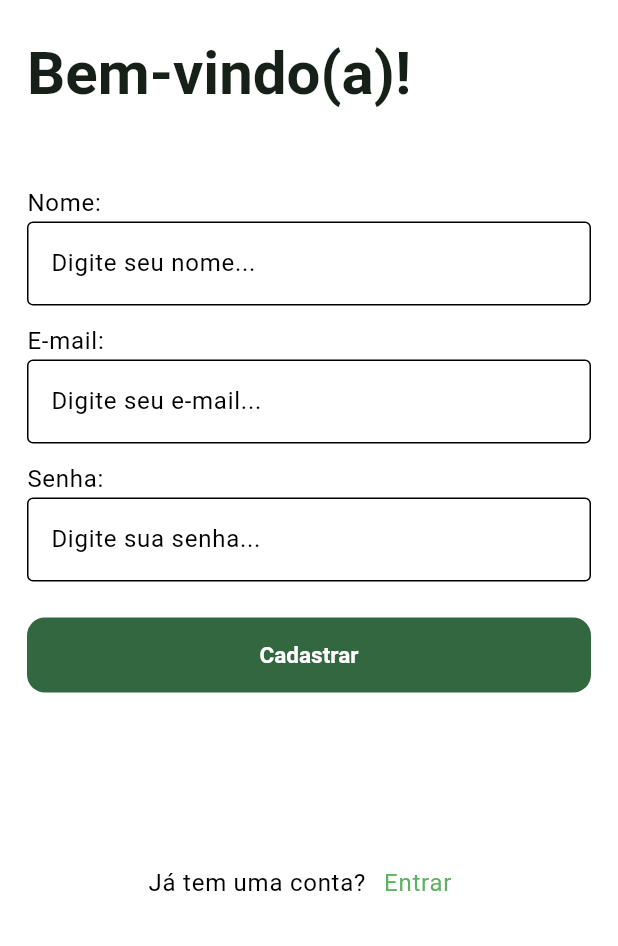
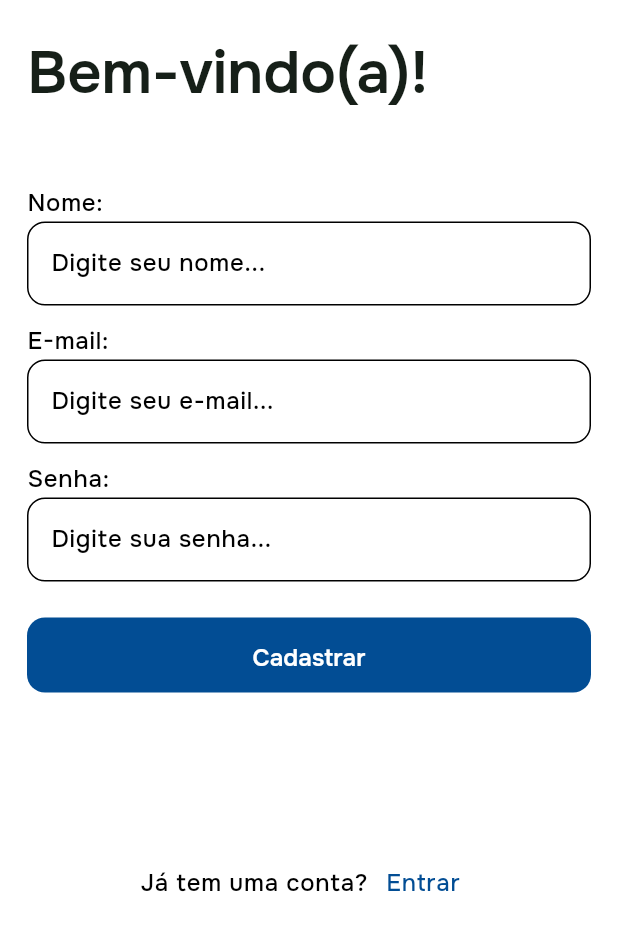
Before and after one commit to BenTech-CE/classhub-app, a Flutter app: the RegisterView screen opened directly, after a tap on "Entrar", after a tap on "Registre-se", on a phone screen of 412 x 824 dp, the part 290-1236 px from its top. Run offline on Flutter 3.47's test engine with Material 3 defaults, Android fonts, the phone set to English and light mode, and no system bars; our stand-ins replace email_validator; missing offline and left inert: mmkv; accounts and stored records are empty; Roboto replaces fonts that are missing (Poppins).

Commit message:
Validações e Design

```diff
--- a/lib/core/theme/colors.dart
+++ b/lib/core/theme/colors.dart
@@ -1,9 +1,12 @@
 import 'package:flutter/material.dart';
 
 // const cColorPrimary = Color(0xFF000000);
-const cColorPrimary = Color(0xFF336740);
-const cColorSecond = Color(0xFF5DB261);
-const cColorThird = Color(0xFF53B8B9);
+const cColorPrimary = Color(0xFF024D94);
+const cColorSecond = Color.fromARGB(255, 42, 122, 196);
+const cColorThird = Color(0xFFA3E2FF);
+
+const cColorSuccess = Colors.green;
+const cColorError = Colors.redAccent;
 
 const cColorPrimary1 = Color.fromARGB(255, 217, 241, 222);
 const cColorPrimary2 = Color.fromARGB(51, 51, 103, 64);
--- /dev/null
+++ b/lib/core/theme/textfields.dart
@@ -0,0 +1,7 @@
+import 'package:flutter/material.dart';
+
+class RoundedInputBorder extends OutlineInputBorder {
+  const RoundedInputBorder({
+    super.borderRadius = const BorderRadius.all(Radius.circular(12.0)),
+  });
+}
--- a/lib/core/theme/texts.dart
+++ b/lib/core/theme/texts.dart
@@ -38,17 +38,17 @@ class AppTextTheme {
     bodyMedium: TextStyle(
       fontSize: 14,
       color: cColorGray2,
-      fontWeight: FontWeight.w400,
+      fontWeight: FontWeight.w500,
     ),
     bodySmall: TextStyle(
       fontSize: 12,
       color: cColorGray1,
-      fontWeight: FontWeight.w400,
+      fontWeight: FontWeight.w500,
     ),
     bodyLarge: TextStyle(
       fontSize: 16,
       color: cColorTextBlack,
-      fontWeight: FontWeight.w400,
+      fontWeight: FontWeight.w500,
     ),
     labelMedium: TextStyle(
       fontSize: 12,
@@ -60,5 +60,10 @@ class AppTextTheme {
       color: cColorText3,
       fontWeight: FontWeight.w500,
     ),
+    labelLarge: TextStyle(
+      fontSize: 16,
+      color: cColorText1,
+      fontWeight: FontWeight.w600
+    )
   );
 }
--- a/lib/core/theme/theme.dart
+++ b/lib/core/theme/theme.dart
@@ -7,13 +7,13 @@ class AppTheme {
   AppTheme._();
 
   static ThemeData theme = ThemeData(
-    primarySwatch: Colors.green,
+    primarySwatch: Colors.indigo,
     scaffoldBackgroundColor: cBackground,
     colorScheme: const ColorScheme.light()
         .copyWith(primary: cColorPrimary, shadow: Colors.transparent),
     primaryColor: cColorPrimary,
     // fontFamily: 'EuclidSquare',
-    fontFamily: 'Poppins',
+    fontFamily: 'Onest',
     appBarTheme: const AppBarTheme(
       backgroundColor: cBackground,
       centerTitle: true,
@@ -25,7 +25,7 @@ class AppTheme {
         backgroundColor: cColorGray4,
         contentTextStyle: TextStyle(
             fontWeight: FontWeight.w600,
-            fontFamily: "Poppins",
+            fontFamily: "Onest",
             color: cColorText1)),
     iconTheme: const IconThemeData(color: cColorGray2),
     bottomAppBarTheme: const BottomAppBarTheme(
--- a/lib/main.dart
+++ b/lib/main.dart
@@ -36,7 +36,7 @@ class MyApp extends StatelessWidget {
         home: Container(
           color: Colors.white,
           child: const Center(
-            child: RegisterView(),
+            child: LoginView(),
             // child: RegisterView(),
           ),
         ),
--- a/lib/views/auth/login/login_view.dart
+++ b/lib/views/auth/login/login_view.dart
@@ -1,7 +1,10 @@
 import 'package:classhub/core/theme/colors.dart';
+import 'package:classhub/core/theme/textfields.dart';
 import 'package:classhub/viewmodels/auth/auth_viewmodel.dart';
 import 'package:classhub/viewmodels/auth/user_viewmodel.dart';
 import 'package:classhub/views/auth/login/register_view.dart';
+import 'package:classhub/views/user/home_view.dart';
+import 'package:email_validator/email_validator.dart';
 import 'package:flutter/material.dart';
 import 'package:classhub/core/theme/sizes.dart';
 import 'package:provider/provider.dart';
@@ -17,24 +20,42 @@ class _LoginViewState extends State<LoginView> {
   final _emailTF = TextEditingController();
   final _senhaTF = TextEditingController();
 
+  final _emailFocus = FocusNode();
+  final _senhaFocus = FocusNode();
+
   Future<void> login(BuildContext context) async {
+    // Fecha o teclado
+    FocusScope.of(context).unfocus();
+
     final authViewModel = context.read<AuthViewModel>();
-    final userViewModel = context.read<UserViewModel>();
+
+    if (!EmailValidator.validate(_emailTF.text)) {
+      ScaffoldMessenger.of(context).showSnackBar(const SnackBar(
+        content: Text(
+          "Insira um e-mail válido.",
+          style:
+              TextStyle(color: Colors.white, fontWeight: FontWeight.bold),
+        ),
+        backgroundColor: cColorError,
+      ));
+
+      return;
+    }
 
     // trocar esses valores pelos campos do textField
     final result = await authViewModel.login(_emailTF.text, _senhaTF.text);
 
     if (result) {
-      // colocar o fetchUser no main geral
-      userViewModel.fetchUser();
       ScaffoldMessenger.of(context).showSnackBar(const SnackBar(
         content: Text(
           "Login feito com sucesso!",
           style: TextStyle(color: Colors.white, fontWeight: FontWeight.bold),
         ),
-        backgroundColor: cColorPrimary,
+        backgroundColor: cColorSuccess,
       ));
-      // Navigator.pushReplacementNamed(context, "/home");
+
+      // navegando para a tela de início (a que aparece as turmas do usuário)
+      Navigator.of(context).pushReplacement(MaterialPageRoute(builder: (context) => const HomeView()));
     } else if (authViewModel.error != null) {
       ScaffoldMessenger.of(context).showSnackBar(SnackBar(
         content: Text(
@@ -42,9 +63,20 @@ class _LoginViewState extends State<LoginView> {
           style:
               const TextStyle(color: Colors.white, fontWeight: FontWeight.bold),
         ),
-        backgroundColor: Colors.redAccent,
+        backgroundColor: cColorError,
       ));
     }
+  }
+
+  @override
+  void dispose() {
+    _emailTF.dispose();
+    _senhaTF.dispose();
+
+    _emailFocus.dispose();
+    _senhaFocus.dispose();
+
+    super.dispose();
   }
 
   @override
@@ -83,8 +115,12 @@ class _LoginViewState extends State<LoginView> {
               ),
               TextField(
                 controller: _emailTF,
+                keyboardType: TextInputType.emailAddress,
+                focusNode: _emailFocus,
+                textInputAction: TextInputAction.next,
+                onSubmitted: (_) { FocusScope.of(context).requestFocus(_senhaFocus); },
                 decoration: const InputDecoration(
-                    border: OutlineInputBorder(),
+                    border: RoundedInputBorder(),
                     hintText: "Digite seu e-mail..."),
               ),
               const SizedBox(height: 12),
@@ -94,9 +130,11 @@ class _LoginViewState extends State<LoginView> {
               ),
               TextField(
                 controller: _senhaTF,
+                focusNode: _senhaFocus,
+                textInputAction: TextInputAction.done,
                 obscureText: true,
                 decoration: const InputDecoration(
-                    border: OutlineInputBorder(),
+                    border: RoundedInputBorder(),
                     hintText: "Digite sua senha..."),
               ),
               SizedBox(
@@ -110,7 +148,7 @@ class _LoginViewState extends State<LoginView> {
                             style: Theme.of(context)
                                 .textTheme
                                 .bodyLarge
-                                ?.copyWith(color: cColorSecond)))
+                                ?.copyWith(color: cColorText2)))
                   ],
                 ),
               ),
@@ -128,7 +166,10 @@ class _LoginViewState extends State<LoginView> {
                             color: Colors.white,
                             strokeWidth: 1.5,
                           ))
-                      : const Text("Entrar"),
+                      : Text("Entrar", style: Theme.of(context)
+                                .textTheme
+                                .labelLarge
+                                ?.copyWith(color: cColorTextWhite)),
                 ),
               ),
               const Spacer(),
@@ -145,7 +186,7 @@ class _LoginViewState extends State<LoginView> {
                           style: Theme.of(context)
                               .textTheme
                               .bodyLarge
-                              ?.copyWith(color: cColorSecond)))
+                              ?.copyWith(color: cColorPrimary)))
                 ],
               )
             ],
--- a/lib/views/auth/login/register_view.dart
+++ b/lib/views/auth/login/register_view.dart
@@ -1,7 +1,10 @@
 import 'package:classhub/core/theme/colors.dart';
+import 'package:classhub/core/theme/textfields.dart';
 import 'package:classhub/viewmodels/auth/auth_viewmodel.dart';
 import 'package:classhub/viewmodels/auth/user_viewmodel.dart';
 import 'package:classhub/views/auth/login/login_view.dart';
+import 'package:classhub/views/user/home_view.dart';
+import 'package:email_validator/email_validator.dart';
 import 'package:flutter/material.dart';
 import 'package:classhub/core/theme/sizes.dart';
 import 'package:provider/provider.dart';
@@ -18,25 +21,44 @@ class _RegisterViewState extends State<RegisterView> {
   final _emailTF = TextEditingController();
   final _senhaTF = TextEditingController();
 
+  final _nomeFocus = FocusNode();
+  final _emailFocus = FocusNode();
+  final _senhaFocus = FocusNode();
+
   Future<void> register(BuildContext context) async {
+    // Fecha o teclado
+    FocusScope.of(context).unfocus();
+
     final authViewModel = context.read<AuthViewModel>();
-    final userViewModel = context.read<UserViewModel>();
+
+    if (!EmailValidator.validate(_emailTF.text)) {
+      ScaffoldMessenger.of(context).showSnackBar(const SnackBar(
+        content: Text(
+          "Insira um e-mail válido.",
+          style:
+              TextStyle(color: Colors.white, fontWeight: FontWeight.bold),
+        ),
+        backgroundColor: cColorError,
+      ));
+
+      return;
+    }
 
     // trocar esses valores pelos campos do textField
     final result =
         await authViewModel.register(_nomeTF.text, _emailTF.text, _senhaTF.text);
 
     if (result) {
-      // colocar o fetchUser no main geral
-      userViewModel.fetchUser();
       ScaffoldMessenger.of(context).showSnackBar(const SnackBar(
         content: Text(
           "Cadastro feito com sucesso!",
           style: TextStyle(color: Colors.white, fontWeight: FontWeight.bold),
         ),
-        backgroundColor: cColorPrimary,
+        backgroundColor: cColorSuccess,
       ));
-      // Navigator.pushReplacementNamed(context, "/home");
+
+      // navegando para a tela de início (a que aparece as turmas do usuário)
+      Navigator.of(context).pushReplacement(MaterialPageRoute(builder: (context) => const HomeView()));
     } else if (authViewModel.error != null) {
       ScaffoldMessenger.of(context).showSnackBar(SnackBar(
         content: Text(
@@ -44,7 +66,7 @@ class _RegisterViewState extends State<RegisterView> {
           style:
               const TextStyle(color: Colors.white, fontWeight: FontWeight.bold),
         ),
-        backgroundColor: Colors.redAccent,
+        backgroundColor: cColorError,
       ));
     }
   }
@@ -54,6 +76,11 @@ class _RegisterViewState extends State<RegisterView> {
     _nomeTF.dispose();
     _emailTF.dispose();
     _senhaTF.dispose();
+
+    _nomeFocus.dispose();
+    _emailFocus.dispose();
+    _senhaFocus.dispose();
+
     super.dispose();
   }
 
@@ -93,8 +120,11 @@ class _RegisterViewState extends State<RegisterView> {
                 ),
                 TextField(
                   controller: _nomeTF,
+                  focusNode: _nomeFocus,
+                  textInputAction: TextInputAction.next,
+                  onSubmitted: (_) { FocusScope.of(context).requestFocus(_emailFocus); },
                   decoration: const InputDecoration(
-                      border: OutlineInputBorder(),
+                      border: RoundedInputBorder(),
                       hintText: "Digite seu nome..."),
                 ),
                 const SizedBox(height: 12),
@@ -104,8 +134,12 @@ class _RegisterViewState extends State<RegisterView> {
                 ),
                 TextField(
                   controller: _emailTF,
+                  keyboardType: TextInputType.emailAddress,
+                  focusNode: _emailFocus,
+                  textInputAction: TextInputAction.next,
+                  onSubmitted: (_) { FocusScope.of(context).requestFocus(_senhaFocus); },
                   decoration: const InputDecoration(
-                      border: OutlineInputBorder(),
+                      border: RoundedInputBorder(),
                       hintText: "Digite seu e-mail..."),
                 ),
                 const SizedBox(height: 12),
@@ -115,9 +149,11 @@ class _RegisterViewState extends State<RegisterView> {
                 ),
                 TextField(
                   controller: _senhaTF,
+                  focusNode: _senhaFocus,
+                  textInputAction: TextInputAction.done,
                   obscureText: true,
                   decoration: const InputDecoration(
-                      border: OutlineInputBorder(),
+                      border: RoundedInputBorder(),
                       hintText: "Digite sua senha..."),
                 ),
                 const SizedBox(height: 24),
@@ -134,7 +170,10 @@ class _RegisterViewState extends State<RegisterView> {
                               color: Colors.white,
                               strokeWidth: 1.5,
                             ))
-                        : const Text("Cadastrar"),
+                        : Text("Cadastrar", style: Theme.of(context)
+                                .textTheme
+                                .labelLarge
+                                ?.copyWith(color: cColorTextWhite)),
                   ),
                 ),
                 const Spacer(),
@@ -151,7 +190,7 @@ class _RegisterViewState extends State<RegisterView> {
                             style: Theme.of(context)
                                 .textTheme
                                 .bodyLarge
-                                ?.copyWith(color: cColorSecond)))
+                                ?.copyWith(color: cColorPrimary)))
                   ],
                 )
               ],
```
Also changed, not shown: lib/views/user/home_view.dart (added, +63 -0 lines), pubspec.yaml (+10 -0 lines), assets/fonts/Onest-Medium.ttf (added), assets/fonts/Onest-Regular.ttf (added), assets/fonts/Onest-SemiBold.ttf (added), pubspec.lock.
